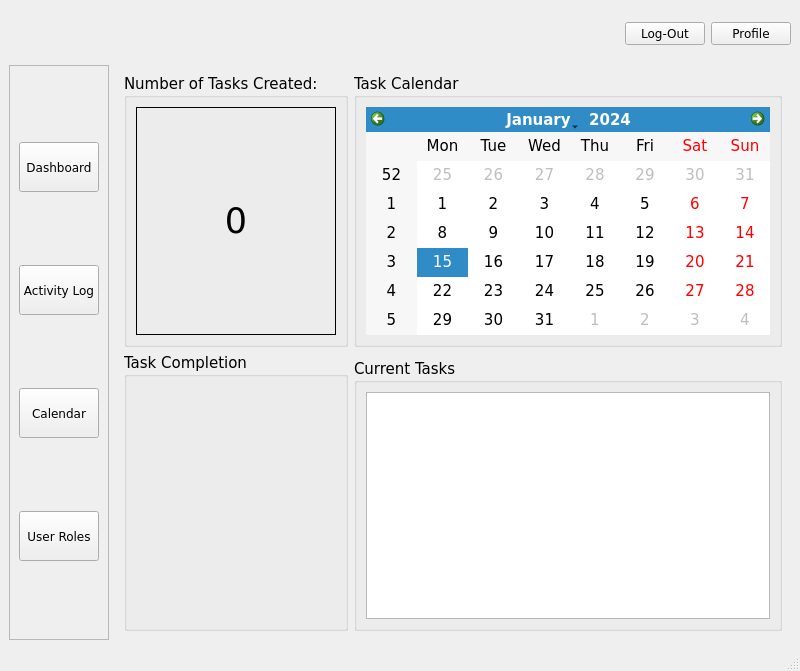
AmielJohnPadasay/ClockWork, file CLOCKWORK_SEMESTER/dashboard_updated.ui: the form before one commit.
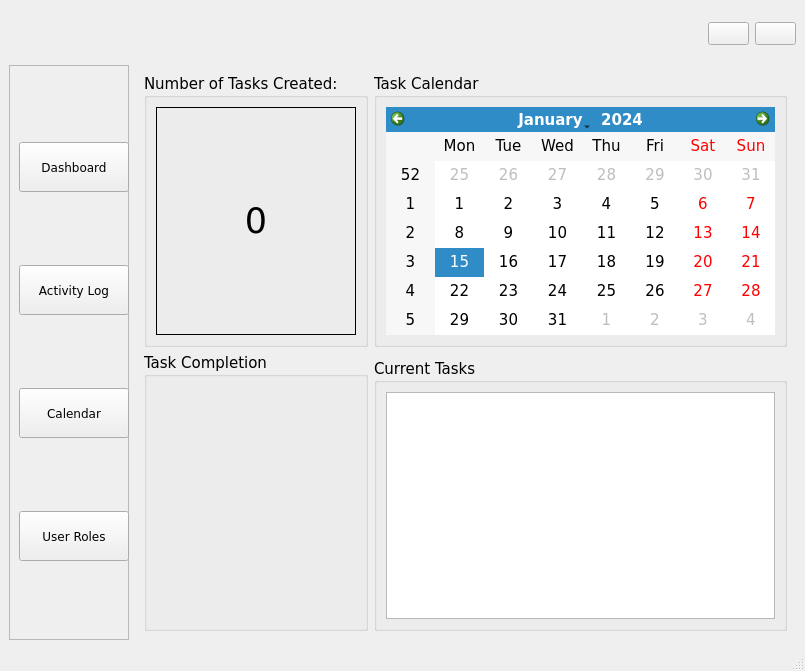
The form after the commit. Icons and pictures are not drawn.

What changed in the file:
```diff
--- a/CLOCKWORK_SEMESTER/dashboard_updated.ui
+++ b/CLOCKWORK_SEMESTER/dashboard_updated.ui
@@ -6,7 +6,7 @@
    <rect>
     <x>0</x>
     <y>0</y>
-    <width>800</width>
+    <width>805</width>
     <height>671</height>
    </rect>
   </property>
@@ -71,7 +71,17 @@
     <item row="0" column="3">
      <widget class="QPushButton" name="log_out_btn">
       <property name="text">
-       <string>Log-Out</string>
+       <string/>
+      </property>
+      <property name="icon">
+       <iconset>
+        <normaloff>resources/new_menu_window_icon (6).png</normaloff>resources/new_menu_window_icon (6).png</iconset>
+      </property>
+      <property name="iconSize">
+       <size>
+        <width>50</width>
+        <height>50</height>
+       </size>
       </property>
      </widget>
     </item>
@@ -87,7 +97,17 @@
        <string>Group Members</string>
       </property>
       <property name="text">
-       <string>Profile</string>
+       <string/>
+      </property>
+      <property name="icon">
+       <iconset>
+        <normaloff>resources/new_menu_window_icon (5).png</normaloff>resources/new_menu_window_icon (5).png</iconset>
+      </property>
+      <property name="iconSize">
+       <size>
+        <width>50</width>
+        <height>50</height>
+       </size>
       </property>
      </widget>
     </item>
@@ -95,7 +115,7 @@
      <widget class="QFrame" name="btns_frame">
       <property name="maximumSize">
        <size>
-        <width>100</width>
+        <width>120</width>
         <height>16777215</height>
        </size>
       </property>
@@ -113,7 +133,7 @@
         <widget class="QPushButton" name="dashboard_btn">
          <property name="minimumSize">
           <size>
-           <width>80</width>
+           <width>110</width>
            <height>50</height>
           </size>
          </property>
@@ -129,13 +149,23 @@
          <property name="text">
           <string>Dashboard</string>
          </property>
+         <property name="icon">
+          <iconset>
+           <normaloff>resources/new_menu_window_icon.png</normaloff>resources/new_menu_window_icon.png</iconset>
+         </property>
+         <property name="iconSize">
+          <size>
+           <width>30</width>
+           <height>30</height>
+          </size>
+         </property>
         </widget>
        </item>
        <item>
         <widget class="QPushButton" name="activity_log_btn">
          <property name="minimumSize">
           <size>
-           <width>80</width>
+           <width>110</width>
            <height>50</height>
           </size>
          </property>
@@ -151,13 +181,23 @@
          <property name="text">
           <string>Activity Log</string>
          </property>
+         <property name="icon">
+          <iconset>
+           <normaloff>resources/new_menu_window_icon (2).png</normaloff>resources/new_menu_window_icon (2).png</iconset>
+         </property>
+         <property name="iconSize">
+          <size>
+           <width>30</width>
+           <height>30</height>
+          </size>
+         </property>
         </widget>
        </item>
        <item>
         <widget class="QPushButton" name="calendar_btn">
          <property name="minimumSize">
           <size>
-           <width>80</width>
+           <width>110</width>
            <height>50</height>
           </size>
          </property>
@@ -173,13 +213,23 @@
          <property name="text">
           <string>Calendar</string>
          </property>
+         <property name="icon">
+          <iconset>
+           <normaloff>resources/new_menu_window_icon (3).png</normaloff>resources/new_menu_window_icon (3).png</iconset>
+         </property>
+         <property name="iconSize">
+          <size>
+           <width>30</width>
+           <height>30</height>
+          </size>
+         </property>
         </widget>
        </item>
        <item>
         <widget class="QPushButton" name="user_roles_btn">
          <property name="minimumSize">
           <size>
-           <width>80</width>
+           <width>110</width>
            <height>50</height>
           </size>
          </property>
@@ -195,6 +245,16 @@
          <property name="text">
           <string>User Roles</string>
          </property>
+         <property name="icon">
+          <iconset>
+           <normaloff>resources/new_menu_window_icon (4).png</normaloff>resources/new_menu_window_icon (4).png</iconset>
+         </property>
+         <property name="iconSize">
+          <size>
+           <width>30</width>
+           <height>30</height>
+          </size>
+         </property>
         </widget>
        </item>
       </layout>
```
Left out of the diff: 2 changed lines with no effect on the pictures.
